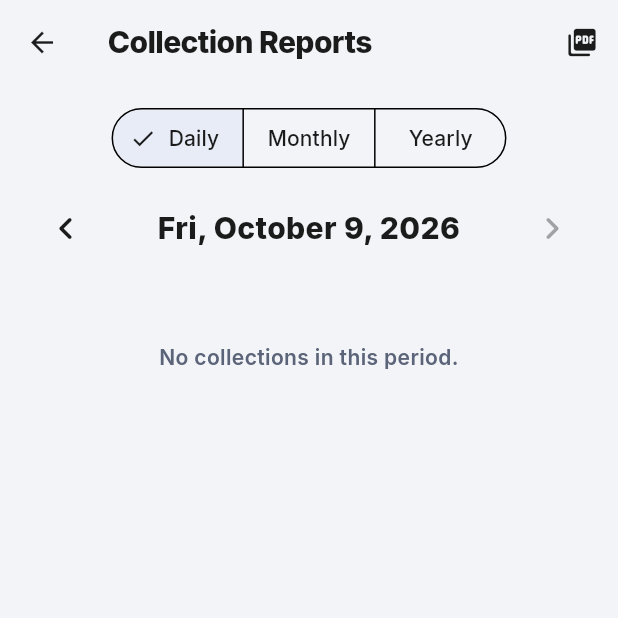
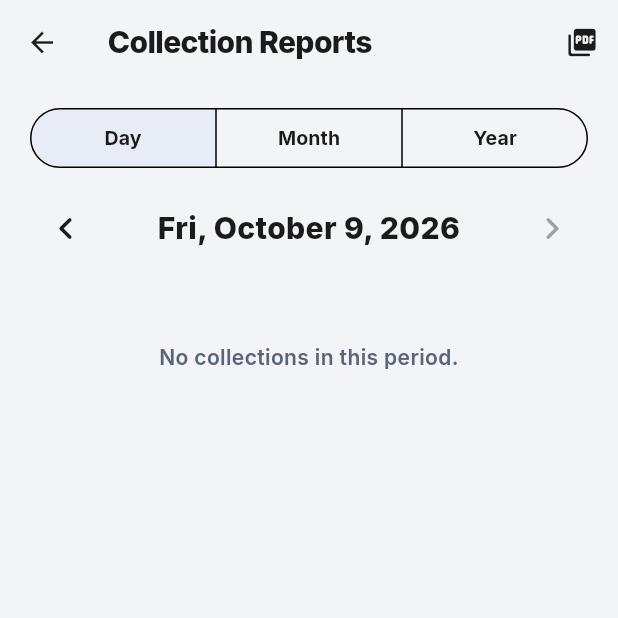
Before and after one commit to Gerald0408/PayPark-Thesis, a Flutter app: the ReportsScreen screen opened directly, on a phone screen of 412 x 824 dp, the top half of it. Run offline on Flutter 3.47's test engine with Material 3 defaults, Android fonts, the phone set to English and light mode, and no system bars; our stand-ins replace camera, cloud_firestore, connectivity_plus, file_picker, firebase_auth, firebase_core and 12 more; missing offline and left inert: encrypt, esc_pos_utils_plus, flutter_pos_printer_platform_image_3, google_mlkit_face_detection, google_mlkit_text_recognition, light and 3 more; accounts and stored records are empty.

Commit message:
Super Admin greeting, report period labels, role in Error Logs
- Dashboard greets the Super Admin as "Super Admin" (Admins/Collectors
  unchanged).
- Collection Reports: Day / Month / Year buttons on one line, full
  width, no check icon (Monthly's "y" no longer wraps); "Per Day" in
  the average line.
- Error Logs show the person's role after their name (looked up by
  user id, so old logs get it too).
- Fee Matrix: "Edit Rate", "Edit <Type> Fee", "Previous Price".
- Edit Vehicle: Driver Portal PIN button centered; "Total Entries ·
  Registered <date>".

Co-Authored-By: Claude Opus 5.5 <noreply@anthropic.com>

```diff
--- a/lib/screens/fees_screen.dart
+++ b/lib/screens/fees_screen.dart
@@ -383,7 +383,7 @@ class _FeeDetailsDialog extends StatelessWidget {
               children: [
                 if (previous != null)
                   _detailRow(
-                      t('Previous price', 'Dating Presyo'), money.format(previous)),
+                      t('Previous Price', 'Dating Presyo'), money.format(previous)),
                 _detailRow(
                     t('Current Rate', 'Kasalukuyang Bayad'), money.format(current)),
                 if (updatedAt != null)
@@ -420,7 +420,7 @@ class _FeeDetailsDialog extends StatelessWidget {
                         Icon(Icons.edit_rounded,
                             size: 18, color: YosColors.onAccent),
                         const SizedBox(width: 8),
-                        Text(t('Edit rate', 'I-edit ang Bayad'),
+                        Text(t('Edit Rate', 'I-edit ang Bayad'),
                             style: TextStyle(
                                 color: YosColors.onAccent,
                                 fontWeight: FontWeight.w800,
@@ -511,7 +511,7 @@ class _EditFeeDialogState extends State<_EditFeeDialog> {
               children: [
                 Expanded(
                   child: Text(
-                      widget.title ?? t('Edit ${widget.type!.label} fee',
+                      widget.title ?? t('Edit ${widget.type!.label} Fee',
                           'I-edit ang bayad para sa ${widget.type!.label}'),
                       style: TextStyle(
                           fontWeight: FontWeight.w800,
--- a/lib/screens/registry_screen.dart
+++ b/lib/screens/registry_screen.dart
@@ -1153,7 +1153,8 @@ class _RegisterVehicleScreenState extends State<RegisterVehicleScreen> {
                           const SizedBox(height: 12),
                           // Portal access for the card already saved on
                           // this vehicle (not whatever is typed above).
-                          OutlinedButton.icon(
+                          Center(
+                            child: OutlinedButton.icon(
                               onPressed: () => showDialog<void>(
                                 context: context,
                                 builder: (_) => DriverPinDialog(
@@ -1164,6 +1165,7 @@ class _RegisterVehicleScreenState extends State<RegisterVehicleScreen> {
                               icon: const Icon(Icons.pin_rounded),
                               label: Text(t('Driver Portal PIN',
                                   'PIN para sa driver portal')),
+                            ),
                           ),
                         ],
                       ],
@@ -1186,7 +1188,7 @@ class _RegisterVehicleScreenState extends State<RegisterVehicleScreen> {
                   Center(
                     child: Text(
                       t(
-                          '${widget.existing!.entryCount} total entries · Registered ${DateFormat('MMM d, y').format(widget.existing!.registeredAt)}',
+                          '${widget.existing!.entryCount} Total Entries · Registered${DateFormat('MMM d, y').format(widget.existing!.registeredAt)}',
                           '${widget.existing!.entryCount} kabuuang entry · narehistro noong ${DateFormat('MMM d, y').format(widget.existing!.registeredAt)}'),
                       style: TextStyle(color: YosColors.sub, fontSize: 12),
                     ),
--- a/lib/screens/reports_screen.dart
+++ b/lib/screens/reports_screen.dart
@@ -236,18 +236,25 @@ class _ReportsScreenState extends State<ReportsScreen> {
                 child: ListView(
                   padding: const EdgeInsets.fromLTRB(20, 12, 20, 32),
                   children: [
-                    Center(
+                    // Full width, no check icon, one line per label — the
+                    // icon squeezed "Monthly" until its "y" wrapped below.
+                    SizedBox(
+                      width: double.infinity,
                       child: SegmentedButton<_Period>(
+                        showSelectedIcon: false,
                         segments: [
                           ButtonSegment(
                               value: _Period.daily,
-                              label: Text(t('Daily', 'Araw-araw'))),
+                              label: _SegmentLabel(
+                                  t('Day', 'Araw'))),
                           ButtonSegment(
                               value: _Period.monthly,
-                              label: Text(t('Monthly', 'Buwanan'))),
+                              label: _SegmentLabel(
+                                  t('Month', 'Buwan'))),
                           ButtonSegment(
                               value: _Period.yearly,
-                              label: Text(t('Yearly', 'Taunan'))),
+                              label: _SegmentLabel(
+                                  t('Year', 'Taon'))),
                         ],
                         selected: {_period},
                         onSelectionChanged: (v) {
@@ -343,9 +350,9 @@ class _ReportsScreenState extends State<ReportsScreen> {
               const SizedBox(height: 4),
               Text(
                   _daily
-                      ? t('${s.count} Vehicles · Average ${_php(s.count == 0 ? 0 : s.total / s.count)} per Vehicle',
+                      ? t('${s.count} Vehicles · Average ${_php(s.count == 0 ? 0 : s.total / s.count)} Per Vehicle',
                           '${s.count} Sasakyan · Karaniwan ${_php(s.count == 0 ? 0 : s.total / s.count)} bawat sasakyan')
-                      : t('${s.count} Vehicles · Average ${_php(s.total / days.length)} per ${_yearly ? 'Month' : 'Day'}',
+                      : t('${s.count} Vehicles · Average ${_php(s.total / days.length)} Per ${_yearly ? 'Month' : 'Day'}',
                           '${s.count} Sasakyan · Karaniwan ${_php(s.total / days.length)} bawat ${_yearly ? 'buwan' : 'araw'}'),
                   textAlign: TextAlign.center,
                   style: TextStyle(color: YosColors.sub, fontSize: 13)),
@@ -447,5 +454,18 @@ class _Section extends StatelessWidget {
   }
 }
 
+/// A period-picker label that always stays on one line.
+class _SegmentLabel extends StatelessWidget {
+  const _SegmentLabel(this.text);
+  final String text;
+
+  @override
+  Widget build(BuildContext context) => Text(text,
+      maxLines: 1,
+      softWrap: false,
+      overflow: TextOverflow.ellipsis,
+      style: const TextStyle(fontSize: 13, fontWeight: FontWeight.w700));
+}
+
 /// Which span Collection Reports covers.
 enum _Period { daily, monthly, yearly }
```
Also changed, not shown: lib/screens/dashboard_screen.dart (+14 -1 lines), lib/screens/error_logs_screen.dart (+57 -6 lines). Lines whose indentation alone changed are shown as unchanged.
